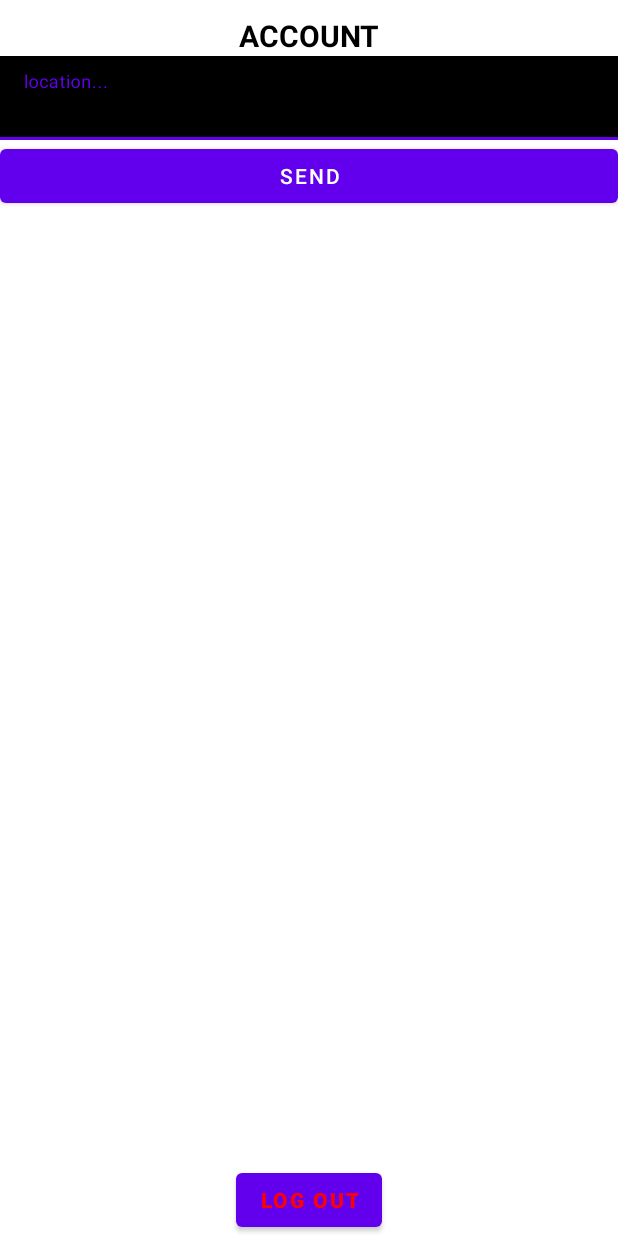
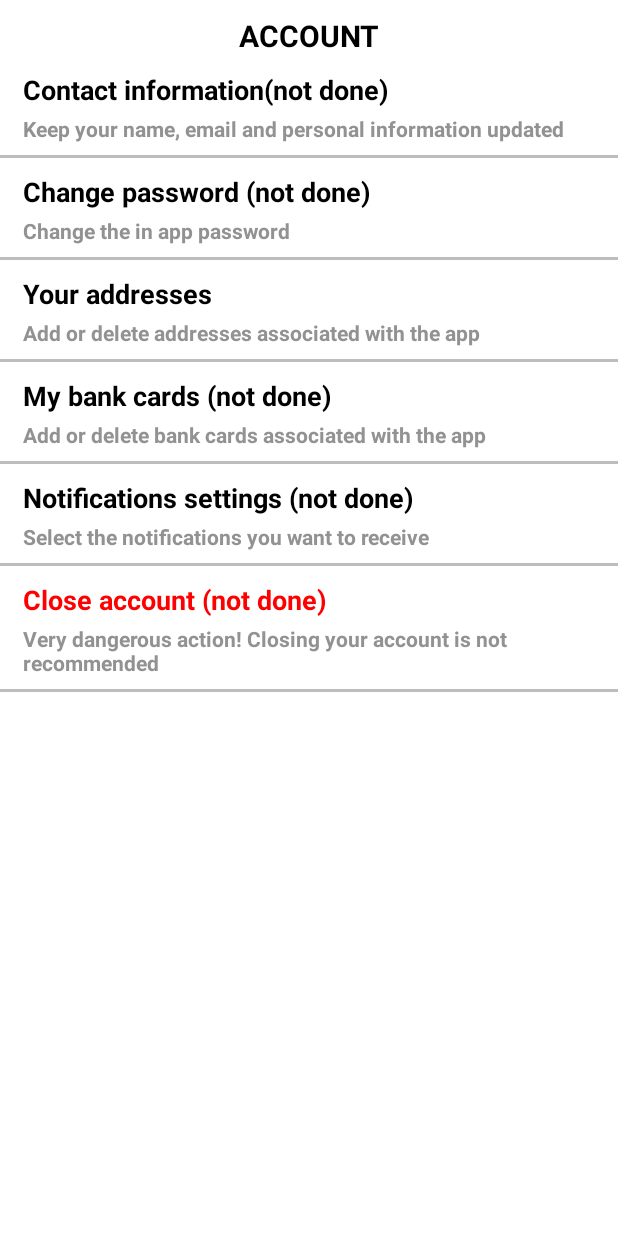
Before and after one commit to Mihai-Razvan/CustomerApp, an Android app: the AccountActivity screen opened directly, with no data from a screen before it, on a phone screen of 412 x 824 dp. Run offline under Robolectric (Android 15) with nearby library versions, the phone set to English and light mode, and no system bars.

Commit message:
main menu and fragments for account activity

```diff
--- a/CustomerApp/CustomerApp_Client/app/build.gradle
+++ b/CustomerApp/CustomerApp_Client/app/build.gradle
@@ -42,6 +42,7 @@ dependencies {
     implementation 'androidx.annotation:annotation:1.3.0'
     implementation 'androidx.lifecycle:lifecycle-livedata-ktx:2.4.1'
     implementation 'androidx.lifecycle:lifecycle-viewmodel-ktx:2.4.1'
+    implementation 'androidx.legacy:legacy-support-v4:1.0.0'
     testImplementation 'junit:junit:4.13.2'
     androidTestImplementation 'androidx.test.ext:junit:1.1.3'
     androidTestImplementation 'androidx.test.espresso:espresso-core:3.4.0'
--- a/CustomerApp/CustomerApp_Client/app/src/main/AndroidManifest.xml
+++ b/CustomerApp/CustomerApp_Client/app/src/main/AndroidManifest.xml
@@ -16,11 +16,6 @@
         android:supportsRtl="true"
         android:theme="@style/Theme.CustomerApp_Client"
         android:usesCleartextTraffic="true">
-        <activity
-            android:name=".ContactActivity"
-            android:exported="false"
-            android:label="@string/title_activity_contact"
-            android:theme="@style/Theme.CustomerApp_Client.NoActionBar" />
         <activity
             android:name=".IndexActivity"
             android:exported="false"
--- a/CustomerApp/CustomerApp_Client/app/src/main/java/com/example/customerapp_client/AccountActivity.java
+++ b/CustomerApp/CustomerApp_Client/app/src/main/java/com/example/customerapp_client/AccountActivity.java
@@ -3,27 +3,20 @@ package com.example.customerapp_client;
 import android.content.Intent;
 import android.os.Bundle;
 
-import com.google.android.material.snackbar.Snackbar;
-
 import androidx.appcompat.app.AppCompatActivity;
 
 import android.view.View;
 import android.widget.Button;
+import android.widget.FrameLayout;
 
-import androidx.navigation.NavController;
-import androidx.navigation.Navigation;
-import androidx.navigation.ui.AppBarConfiguration;
-import androidx.navigation.ui.NavigationUI;
+import androidx.fragment.app.FragmentManager;
+import androidx.fragment.app.FragmentTransaction;
 
 import com.example.customerapp_client.databinding.ActivityAccountBinding;
 import com.google.android.material.textfield.TextInputEditText;
-import com.google.android.material.textfield.TextInputLayout;
 
 public class AccountActivity extends AppCompatActivity implements ActivityBasics {
 
-    private TextInputEditText act_account_location_TI_edit;
-    private Button act_account_send_button;
-    private Button act_account_logOut_button;
 
     @Override
     protected void onCreate(Bundle savedInstanceState) {
@@ -33,48 +26,29 @@ public class AccountActivity extends AppCompatActivity implements ActivityBasics
 
         getActivityElements();
         setListeners();
+
+        setMainFragment();
     }
 
 
     @Override
     public void getActivityElements() {
-        act_account_location_TI_edit = findViewById(R.id.act_account_location_TI_edit);
-        act_account_send_button = findViewById(R.id.act_account_send_button);
-        act_account_logOut_button = findViewById(R.id.act_account_logOut_button);
+
     }
 
     @Override
     public void setListeners()
     {
-        act_account_send_button_onClick();
-        act_account_logOut_button_onClick();
+
     }
 
-    private void act_account_send_button_onClick()
+    private void setMainFragment()
     {
-        act_account_send_button.setOnClickListener(new View.OnClickListener() {
-            @Override
-            public void onClick(View view) {
-                String location = act_account_location_TI_edit.getText().toString().trim();
-                act_account_location_TI_edit.getText().clear();
-
-                HttpRequestsAccount httpRequestsAccount = new HttpRequestsAccount("/account/locations/new", location);
-                Thread connectionThread = new Thread(httpRequestsAccount);
-                connectionThread.start();
-            }
-        });
+        FragmentManager fragmentManager = getSupportFragmentManager();
+        FragmentTransaction fragmentTransaction = fragmentManager.beginTransaction();
+        fragmentTransaction.replace(R.id.act_account_frameLayout, new FragmentAccountMain());
+        fragmentTransaction.commit();
     }
 
-    private void act_account_logOut_button_onClick()
-    {
-        act_account_logOut_button.setOnClickListener(new View.OnClickListener() {
-            @Override
-            public void onClick(View view) {
-                GlobalManager.saveEmailOrUsername(AccountActivity.this, null);
-                GlobalManager.savePassword(AccountActivity.this, null);
 
-                startActivity(new Intent(AccountActivity.this, LoginActivity.class));
-            }
-        });
-    }
 }
--- a/CustomerApp/CustomerApp_Client/app/src/main/java/com/example/customerapp_client/Constants.java
+++ b/CustomerApp/CustomerApp_Client/app/src/main/java/com/example/customerapp_client/Constants.java
@@ -4,6 +4,7 @@ public class Constants {
 
     static String emailOrUsername = "KEY_EMAIL_OR_USERNAME";
     static String password = "KEY_PASSWORD";
+    static String phoneNumber = "074-853-8489";
 
 
     public static void setEmailOrUsername(String emailOrUsername) {
@@ -21,4 +22,6 @@ public class Constants {
     public static String getPassword() {
         return password;
     }
+
+    public static String getPhoneNumber(){return phoneNumber;}
 }
--- /dev/null
+++ b/CustomerApp/CustomerApp_Client/app/src/main/java/com/example/customerapp_client/FragmentAccountMain.java
@@ -0,0 +1,58 @@
+package com.example.customerapp_client;
+
+import android.os.Bundle;
+
+import androidx.fragment.app.Fragment;
+import androidx.fragment.app.FragmentManager;
+import androidx.fragment.app.FragmentTransaction;
+
+import android.view.LayoutInflater;
+import android.view.View;
+import android.view.ViewGroup;
+import android.widget.LinearLayout;
+
+public class FragmentAccountMain extends Fragment implements ActivityBasics{
+
+    LinearLayout act_account_mainF_addresses_layout;
+
+    View view;
+
+    @Override
+    public View onCreateView(LayoutInflater inflater, ViewGroup container, Bundle savedInstanceState) {
+
+        view = inflater.inflate(R.layout.fragment_account_main, container, false);
+        getActivityElements();
+        setListeners();
+
+        return view;
+    }
+
+    @Override
+    public void getActivityElements() {
+        act_account_mainF_addresses_layout = view.findViewById(R.id.act_account_mainF_addresses_layout);
+    }
+
+    @Override
+    public void setListeners()
+    {
+        act_account_mainF_addresses_layout_onClick();
+    }
+
+    private void act_account_mainF_addresses_layout_onClick()
+    {
+        act_account_mainF_addresses_layout.setOnClickListener(new View.OnClickListener() {
+            @Override
+            public void onClick(View view) {
+                setAddressesFragment();
+            }
+        });
+    }
+
+    private void setAddressesFragment()
+    {
+        FragmentManager fragmentManager = getActivity().getSupportFragmentManager();
+        FragmentTransaction fragmentTransaction = fragmentManager.beginTransaction();
+        fragmentTransaction.replace(R.id.act_account_frameLayout, new FragmentAccountAddresses());
+        fragmentTransaction.commit();
+    }
+}
--- a/CustomerApp/CustomerApp_Client/app/src/main/res/layout/activity_account.xml
+++ b/CustomerApp/CustomerApp_Client/app/src/main/res/layout/activity_account.xml
@@ -21,48 +21,15 @@
         app:layout_constraintStart_toStartOf="parent"
         app:layout_constraintTop_toTopOf="parent" />
 
-    <LinearLayout
-        android:id="@+id/linearLayout"
-        android:layout_width="match_parent"
-        android:layout_height="wrap_content"
-        android:orientation="vertical"
+    <FrameLayout
+        android:id="@+id/act_account_frameLayout"
+        android:layout_width="0dp"
+        android:layout_height="0dp"
+        app:layout_constraintBottom_toBottomOf="parent"
         app:layout_constraintEnd_toEndOf="parent"
         app:layout_constraintStart_toStartOf="parent"
         app:layout_constraintTop_toBottomOf="@+id/act_account_head_TW">
 
-        <com.google.android.material.textfield.TextInputLayout
-            android:id="@+id/act_account_location_TI"
-            android:layout_width="match_parent"
-            android:layout_height="wrap_content"
-            android:textColorHint="#CBB5FD">
-
-            <com.google.android.material.textfield.TextInputEditText
-                android:id="@+id/act_account_location_TI_edit"
-                android:layout_width="match_parent"
-                android:layout_height="wrap_content"
-                android:background="@color/black"
-                android:hint="location..."
-                android:inputType="textCapSentences"
-                android:textColor="#FAF6F6" />
-        </com.google.android.material.textfield.TextInputLayout>
-
-        <Button
-            android:id="@+id/act_account_send_button"
-            android:layout_width="match_parent"
-            android:layout_height="wrap_content"
-            android:text="SEND" />
-
-    </LinearLayout>
-
-    <Button
-        android:id="@+id/act_account_logOut_button"
-        android:layout_width="wrap_content"
-        android:layout_height="wrap_content"
-        android:text="Log Out"
-        android:textColor="#FF0000"
-        android:textStyle="bold"
-        app:layout_constraintBottom_toBottomOf="parent"
-        app:layout_constraintEnd_toEndOf="parent"
-        app:layout_constraintStart_toStartOf="parent" />
+    </FrameLayout>
 
 </androidx.constraintlayout.widget.ConstraintLayout>
--- /dev/null
+++ b/CustomerApp/CustomerApp_Client/app/src/main/res/layout/fragment_account_main.xml
@@ -0,0 +1,195 @@
+<?xml version="1.0" encoding="utf-8"?>
+<androidx.constraintlayout.widget.ConstraintLayout xmlns:android="http://schemas.android.com/apk/res/android"
+    xmlns:app="http://schemas.android.com/apk/res-auto"
+    xmlns:tools="http://schemas.android.com/tools"
+    android:layout_width="match_parent"
+    android:layout_height="match_parent"
+    tools:context=".FragmentAccountMain">
+
+    <LinearLayout
+        android:layout_width="match_parent"
+        android:layout_height="match_parent"
+        android:orientation="vertical">
+
+        <LinearLayout
+            android:id="@+id/contactInfo"
+            android:layout_width="match_parent"
+            android:layout_height="wrap_content"
+            android:background="@drawable/test_border_2"
+            android:orientation="vertical"
+            android:paddingHorizontal="15dp">
+
+            <TextView
+                android:id="@+id/textView1"
+                android:layout_width="match_parent"
+                android:layout_height="wrap_content"
+                android:paddingTop="10dp"
+                android:paddingBottom="2dp"
+                android:text="Contact information(not done)"
+                android:textColor="#000000"
+                android:textSize="18sp"
+                android:textStyle="bold" />
+
+            <TextView
+                android:id="@+id/textView2"
+                android:layout_width="match_parent"
+                android:layout_height="wrap_content"
+                android:paddingTop="2dp"
+                android:paddingBottom="10dp"
+                android:text="@string/account_contactInformation_description"
+                android:textColor="#939292"
+                android:textStyle="bold" />
+        </LinearLayout>
+
+        <LinearLayout
+            android:id="@+id/changePassword"
+            android:layout_width="match_parent"
+            android:layout_height="wrap_content"
+            android:background="@drawable/test_border_2"
+            android:orientation="vertical"
+            android:paddingHorizontal="15dp">
+
+            <TextView
+                android:id="@+id/textView3"
+                android:layout_width="match_parent"
+                android:layout_height="wrap_content"
+                android:paddingTop="10dp"
+                android:paddingBottom="2dp"
+                android:text="Change password (not done)"
+                android:textColor="#000000"
+                android:textSize="18sp"
+                android:textStyle="bold" />
+
+            <TextView
+                android:id="@+id/textView4"
+                android:layout_width="match_parent"
+                android:layout_height="wrap_content"
+                android:paddingTop="2dp"
+                android:paddingBottom="10dp"
+                android:text="@string/account_changePassword_description"
+                android:textColor="#939292"
+                android:textStyle="bold" />
+        </LinearLayout>
+
+        <LinearLayout
+            android:id="@+id/act_account_mainF_addresses_layout"
+            android:layout_width="match_parent"
+            android:layout_height="wrap_content"
+            android:background="@drawable/test_border_2"
+            android:orientation="vertical"
+            android:paddingHorizontal="15dp">
+
+            <TextView
+                android:id="@+id/textView5"
+                android:layout_width="match_parent"
+                android:layout_height="wrap_content"
+                android:paddingTop="10dp"
+                android:paddingBottom="2dp"
+                android:text="Your addresses"
+                android:textColor="#000000"
+                android:textSize="18sp"
+                android:textStyle="bold" />
+
+            <TextView
+                android:id="@+id/textView6"
+                android:layout_width="match_parent"
+                android:layout_height="wrap_content"
+                android:paddingTop="2dp"
+                android:paddingBottom="10dp"
+                android:text="@string/account_addresses_description"
+                android:textColor="#939292"
+                android:textStyle="bold" />
+        </LinearLayout>
+
+        <LinearLayout
+            android:id="@+id/cards"
+            android:layout_width="match_parent"
+            android:layout_height="wrap_content"
+            android:background="@drawable/test_border_2"
+            android:orientation="vertical"
+            android:paddingHorizontal="15dp">
+
+            <TextView
+                android:id="@+id/textView7"
+                android:layout_width="match_parent"
+                android:layout_height="wrap_content"
+                android:paddingTop="10dp"
+                android:paddingBottom="2dp"
+                android:text="My bank cards (not done)"
+                android:textColor="#000000"
+                android:textSize="18sp"
+                android:textStyle="bold" />
+
+            <TextView
+                android:id="@+id/textView8"
+                android:layout_width="match_parent"
+                android:layout_height="wrap_content"
+                android:paddingTop="2dp"
+                android:paddingBottom="10dp"
+                android:text="@string/account_cards_description"
+                android:textColor="#939292"
+                android:textStyle="bold" />
+        </LinearLayout>
+
+        <LinearLayout
+            android:id="@+id/notifications"
+            android:layout_width="match_parent"
+            android:layout_height="wrap_content"
+            android:background="@drawable/test_border_2"
+            android:orientation="vertical"
+            android:paddingHorizontal="15dp">
+
+            <TextView
+                android:id="@+id/textView9"
+                android:layout_width="match_parent"
+                android:layout_height="wrap_content"
+                android:paddingTop="10dp"
+                android:paddingBottom="2dp"
+                android:text="Notifications settings (not done)"
+                android:textColor="#000000"
+                android:textSize="18sp"
+                android:textStyle="bold" />
+
+            <TextView
+                android:id="@+id/textView10"
+                android:layout_width="match_parent"
+                android:layout_height="wrap_content"
+                android:paddingTop="2dp"
+                android:paddingBottom="10dp"
+                android:text="@string/account_notifications_description"
+                android:textColor="#939292"
+                android:textStyle="bold" />
+        </LinearLayout>
+
+        <LinearLayout
+            android:id="@+id/closeAccount"
+            android:layout_width="match_parent"
+            android:layout_height="wrap_content"
+            android:background="@drawable/test_border_2"
+            android:orientation="vertical"
+            android:paddingHorizontal="15dp">
+
+            <TextView
+                android:id="@+id/textVie11"
+                android:layout_width="match_parent"
+                android:layout_height="wrap_content"
+                android:paddingTop="10dp"
+                android:paddingBottom="2dp"
+                android:text="Close account (not done)"
+                android:textColor="#FF0000"
+                android:textSize="18sp"
+                android:textStyle="bold" />
+
+            <TextView
+                android:id="@+id/textView12"
+                android:layout_width="match_parent"
+                android:layout_height="wrap_content"
+                android:paddingTop="2dp"
+                android:paddingBottom="10dp"
+                android:text="@string/account_closeAccount_description"
+                android:textColor="#939292"
+                android:textStyle="bold" />
+        </LinearLayout>
+
+    </LinearLayout>
+</androidx.constraintlayout.widget.ConstraintLayout>
--- a/CustomerApp/CustomerApp_Client/app/src/main/res/values/my_strings.xml
+++ b/CustomerApp/CustomerApp_Client/app/src/main/res/values/my_strings.xml
@@ -5,4 +5,10 @@
     <color name="testColor3">#03DFFC</color>
     <color name="testColor4">#FFB3F3FB</color>
 
+    <string name="account_contactInformation_description">Keep your name, email and personal information updated</string>
+    <string name="account_changePassword_description">Change the in app password</string>
+    <string name="account_addresses_description">Add or delete addresses associated with the app</string>
+    <string name="account_cards_description">Add or delete bank cards associated with the app</string>
+    <string name="account_notifications_description">Select the notifications you want to receive</string>
+    <string name="account_closeAccount_description">Very dangerous action! Closing your account is not recommended</string>
 </resources>
--- a/CustomerApp/CustomerApp_Client/app/src/main/res/values/strings.xml
+++ b/CustomerApp/CustomerApp_Client/app/src/main/res/values/strings.xml
@@ -23,5 +23,8 @@
     <string name="title_activity_register">RegisterActivity</string>
     <string name="title_activity_index">IndexActivity</string>
     <string name="title_activity_contact">ContactActivity</string>
+    <string name="title_activity_test">TestActivity</string>
+    <!-- TODO: Remove or change this placeholder text -->
+    <string name="hello_blank_fragment">Hello blank fragment</string>
 
 </resources>
```
Also changed, not shown: CustomerApp/CustomerApp_Client/app/src/main/java/com/example/customerapp_client/ContactActivity.java (deleted, +0 -26 lines), CustomerApp/CustomerApp_Client/app/src/main/java/com/example/customerapp_client/FragmentAccountAddresses.java (added, +76 -0 lines), CustomerApp/CustomerApp_Client/app/src/main/java/com/example/customerapp_client/MainActivity.java (+10 -5 lines), CustomerApp/CustomerApp_Client/app/src/main/res/layout/activity_contact.xml (deleted, +0 -20 lines), CustomerApp/CustomerApp_Client/app/src/main/res/layout/content_test.xml (added, +19 -0 lines), CustomerApp/CustomerApp_Client/app/src/main/res/layout/fragment_account_addresses.xml (added, +57 -0 lines), CustomerApp/CustomerApp_Client/app/src/main/res/navigation/nav_graph8.xml (added, +28 -0 lines), 1 other file.
